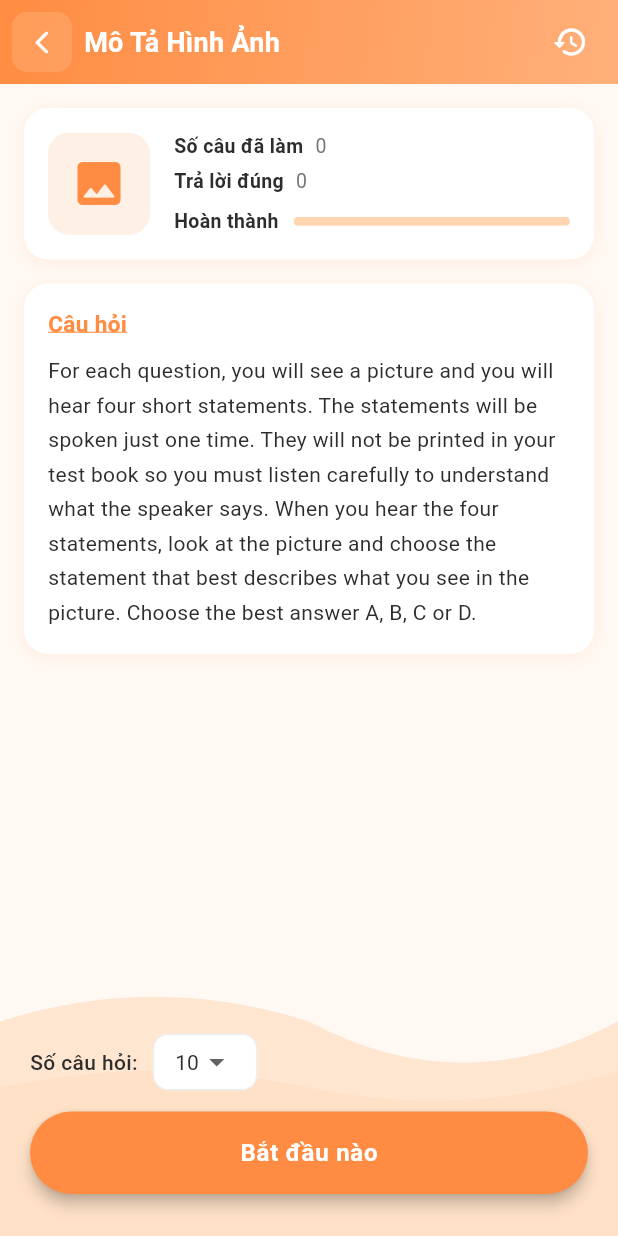
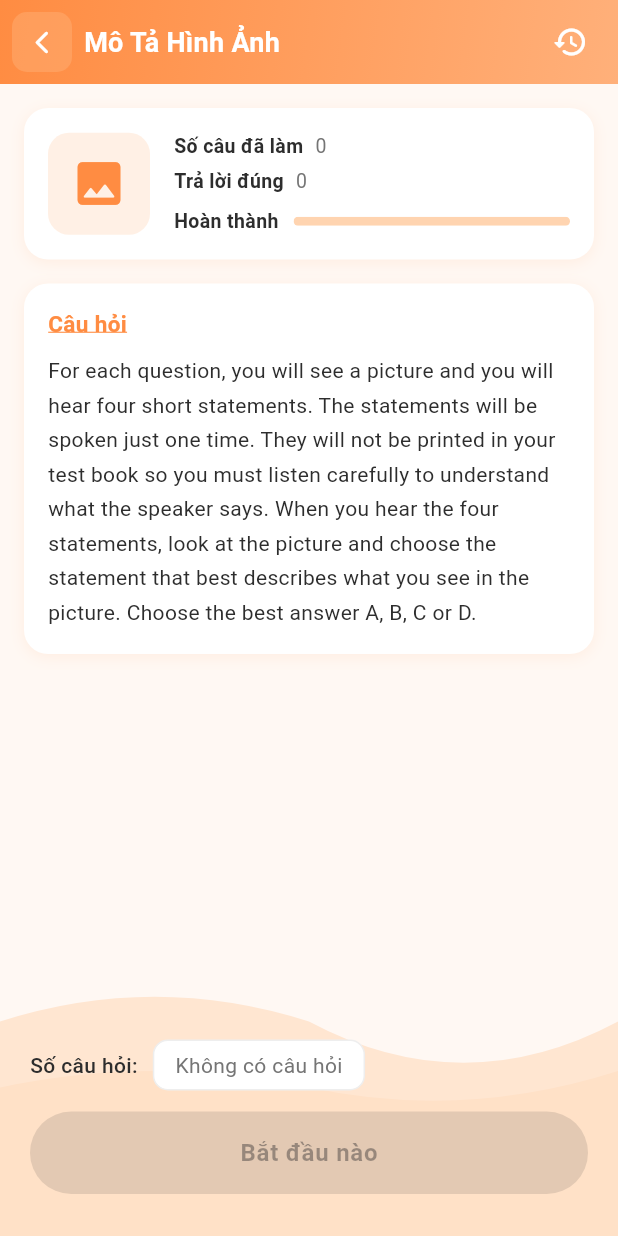
Before and after one commit to TranMinhTan3110/toeic-mobile-app, a Flutter app: the ListeningPartDetailScreen screen opened directly with sample values from the repository, on a phone screen of 412 x 824 dp. Run offline on Flutter 3.47's test engine with Material 3 defaults, Android fonts, the phone set to English and light mode, and no system bars; our stand-ins replace audioplayers, dio, firebase_auth, firebase_core, flutter_dotenv, flutter_tts and 1 more; missing offline and left inert: record; accounts and stored records are empty; network calls fail; Roboto replaces fonts that are missing (Poppins).

Commit message:
feat: code many functions for listening

```diff
--- a/lib/data/models/listening_question.dart
+++ b/lib/data/models/listening_question.dart
@@ -8,6 +8,7 @@ class ListeningQuestion {
   final String correctAnswer;
   final String? explanation;
   final String? explanationVi;
+  final String? script;
   final String? groupId;
   final String difficulty;
 
@@ -21,6 +22,7 @@ class ListeningQuestion {
     required this.correctAnswer,
     this.explanation,
     this.explanationVi,
+    this.script,
     this.groupId,
     this.difficulty = 'medium',
   });
@@ -36,6 +38,7 @@ class ListeningQuestion {
       correctAnswer: json['correctAnswer'] ?? '',
       explanation: json['explanation'],
       explanationVi: json['explanationVi'],
+      script: json['script'],
       groupId: json['groupId'],
       difficulty: json['difficulty'] ?? 'medium',
     );
@@ -46,6 +49,7 @@ class ListeningGroup {
   final String id;
   final int part;
   final String? passageText;
+  final String? script;
   final String? imageUrl;
   final String? audioUrl;
   final List<ListeningQuestion> questions;
@@ -55,6 +59,7 @@ class ListeningGroup {
     required this.id,
     required this.part,
     this.passageText,
+    this.script,
     this.imageUrl,
     this.audioUrl,
     required this.questions,
@@ -66,6 +71,7 @@ class ListeningGroup {
       id: json['id'] ?? '',
       part: json['part'] ?? 0,
       passageText: json['passageText'],
+      script: json['script'],
       imageUrl: json['imageUrl'],
       audioUrl: json['audioUrl'],
       questions: (json['questions'] as List?)
--- a/lib/ui/screens/listening/listening_part_detail_screen.dart
+++ b/lib/ui/screens/listening/listening_part_detail_screen.dart
@@ -3,6 +3,7 @@ import '../../../core/theme/app_colors.dart';
 import '../../widgets/common/custom_app_bar.dart';
 import '../../widgets/practice/part_history_sheet.dart';
 import '../../../data/models/listening_data.dart';
+import '../../../data/repositories/listening_repository.dart';
 import 'listening_practice_screen.dart';
 
 /// Màn hình chuẩn bị trước khi làm bài – dùng chung cho cả 4 part.
@@ -19,6 +20,41 @@ class ListeningPartDetailScreen extends StatefulWidget {
 class _ListeningPartDetailScreenState
     extends State<ListeningPartDetailScreen> {
   int _questionCount = 10;
+  final ListeningRepository _repository = ListeningRepository();
+  int _maxQuestions = 0;
+  bool _isLoadingCount = true;
+
+  @override
+  void initState() {
+    super.initState();
+    _loadMaxQuestions();
+  }
+
+  Future<void> _loadMaxQuestions() async {
+    try {
+      int count = 0;
+      if (widget.part.partNumber == 1 || widget.part.partNumber == 2) {
+        final list = await _repository.getQuestionsByPart(widget.part.partNumber);
+        count = list.length;
+      } else {
+        final list = await _repository.getGroupsByPart(widget.part.partNumber);
+        count = list.length;
+      }
+      if (mounted) {
+        setState(() {
+          _maxQuestions = count;
+          _questionCount = count > 0 ? (count < 10 ? count : 10) : 0;
+          _isLoadingCount = false;
+        });
+      }
+    } catch (e) {
+      if (mounted) {
+        setState(() {
+          _isLoadingCount = false;
+        });
+      }
+    }
+  }
 
   @override
   Widget build(BuildContext context) {
@@ -101,6 +137,8 @@ class _ListeningPartDetailScreenState
             bottom: 0, left: 0, right: 0,
             child: _BottomControls(
               questionCount: _questionCount,
+              maxQuestions: _maxQuestions,
+              isLoading: _isLoadingCount,
               onCountChanged: (v) => setState(() => _questionCount = v),
               onStart: () => Navigator.push(
                 context,
@@ -216,11 +254,15 @@ class _Row extends StatelessWidget {
 class _BottomControls extends StatelessWidget {
   const _BottomControls({
     required this.questionCount,
+    required this.maxQuestions,
+    required this.isLoading,
     required this.onCountChanged,
     required this.onStart,
   });
 
   final int questionCount;
+  final int maxQuestions;
+  final bool isLoading;
   final ValueChanged<int> onCountChanged;
   final VoidCallback onStart;
 
@@ -247,11 +289,23 @@ class _BottomControls extends StatelessWidget {
                   borderRadius: BorderRadius.circular(10),
                   border: Border.all(color: AppColors.divider),
                 ),
-                child: DropdownButton<int>(
+                child: isLoading
+                    ? const SizedBox(
+                        width: 20,
+                        height: 20,
+                        child: CircularProgressIndicator(
+                          strokeWidth: 2,
+                          valueColor: AlwaysStoppedAnimation<Color>(AppColors.primary),
+                        ),
+                      )
+                    : maxQuestions == 0
+                        ? const Text('Không có câu hỏi', style: TextStyle(color: AppColors.textSecondary, fontSize: 14))
+                        : DropdownButton<int>(
                             value: questionCount,
                             isDense: true,
                             underline: const SizedBox(),
-                  items: [5, 10, 15, 20, 25]
+                            menuMaxHeight: 250, // Cố định chiều cao tối đa là 250px để danh sách không bị quá dài
+                            items: List.generate(maxQuestions, (index) => index + 1)
                                 .map((v) => DropdownMenuItem(
                                     value: v, child: Text('$v')))
                                 .toList(),
@@ -266,7 +320,7 @@ class _BottomControls extends StatelessWidget {
           SizedBox(
             width: double.infinity,
             child: ElevatedButton(
-              onPressed: onStart,
+              onPressed: (isLoading || maxQuestions == 0) ? null : onStart,
               style: ElevatedButton.styleFrom(
                 backgroundColor: AppColors.primary,
                 foregroundColor: AppColors.textOnPrimary,
--- a/lib/ui/widgets/common/audio_player_bar.dart
+++ b/lib/ui/widgets/common/audio_player_bar.dart
@@ -69,7 +69,7 @@ class AudioPlayerBar extends StatelessWidget {
             ),
           ),
           const SizedBox(width: 8),
-          Text(total,
+          Text(total == '0:00' ? '--:--' : total,
               style: const TextStyle(
                   color: AppColors.textSecondary, fontSize: 12)),
         ],
```
Also changed, not shown: lib/ui/screens/listening/listening_practice_screen.dart (+64 -9 lines). Lines whose indentation alone changed are shown as unchanged.
